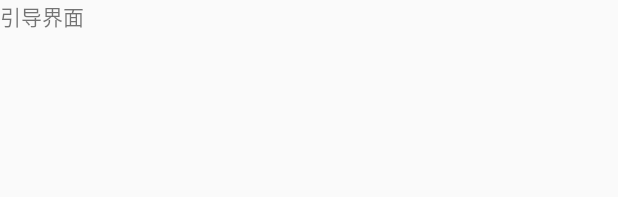
After one commit to salmonzhang/News, an Android app: the layout activity_guide.xml on its own in the app's theme, with its tools: preview values and no code run, on a phone screen of 412 x 824 dp. The commit adds this screen. Shown: the top 197 px of the screen. Run offline under Robolectric (Android 15) with nearby library versions, the phone set to English and light mode, and no system bars.

Commit message:
欢迎界面的逻辑

```diff
--- /dev/null
+++ b/app/src/main/res/layout/activity_guide.xml
@@ -0,0 +1,12 @@
+<?xml version="1.0" encoding="utf-8"?>
+<LinearLayout
+    xmlns:android="http://schemas.android.com/apk/res/android"
+    android:layout_width="match_parent"
+    android:layout_height="match_parent">
+
+    <TextView
+        android:text="引导界面"
+        android:layout_width="wrap_content"
+        android:layout_height="wrap_content"/>
+
+</LinearLayout>
```
Also changed, not shown: app/src/main/AndroidManifest.xml (+9 -6 lines), app/src/main/java/com/example/news/act/GuideActivity.java (added, +15 -0 lines), app/src/main/java/com/example/news/act/HomeActivity.java (added, +15 -0 lines), app/src/main/java/com/example/news/act/SplashActivity.java (+22 -0 lines), app/src/main/java/com/example/news/utils/SpUtil.java (added, +32 -0 lines), app/src/main/res/layout/activity_home.xml (added, +12 -0 lines).
